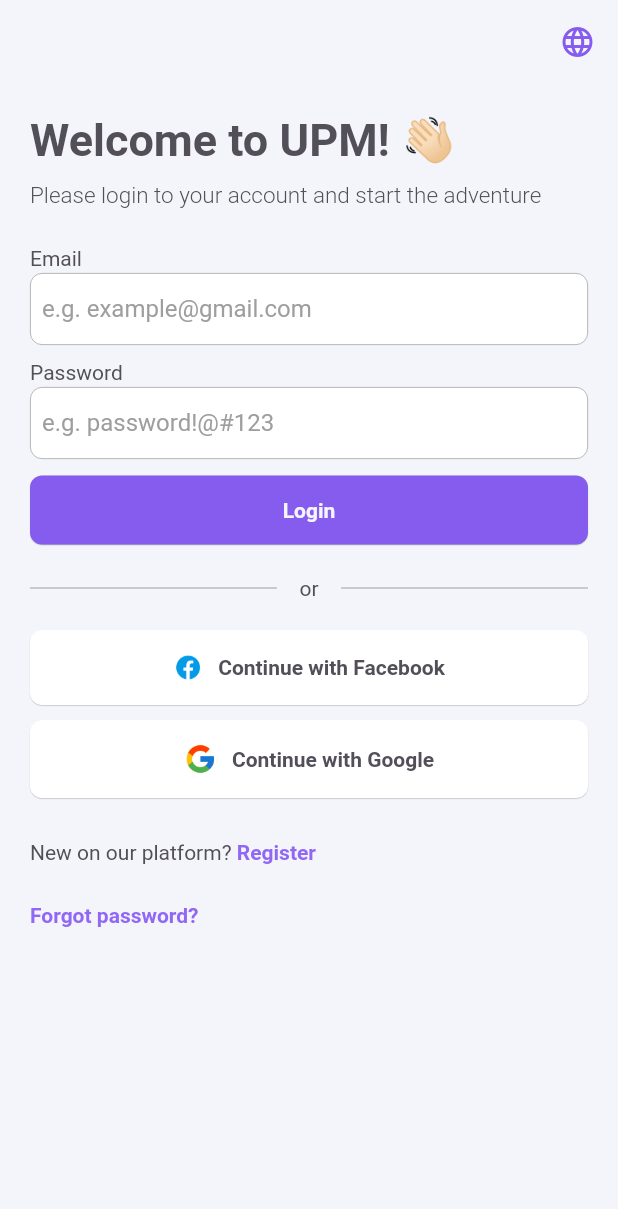
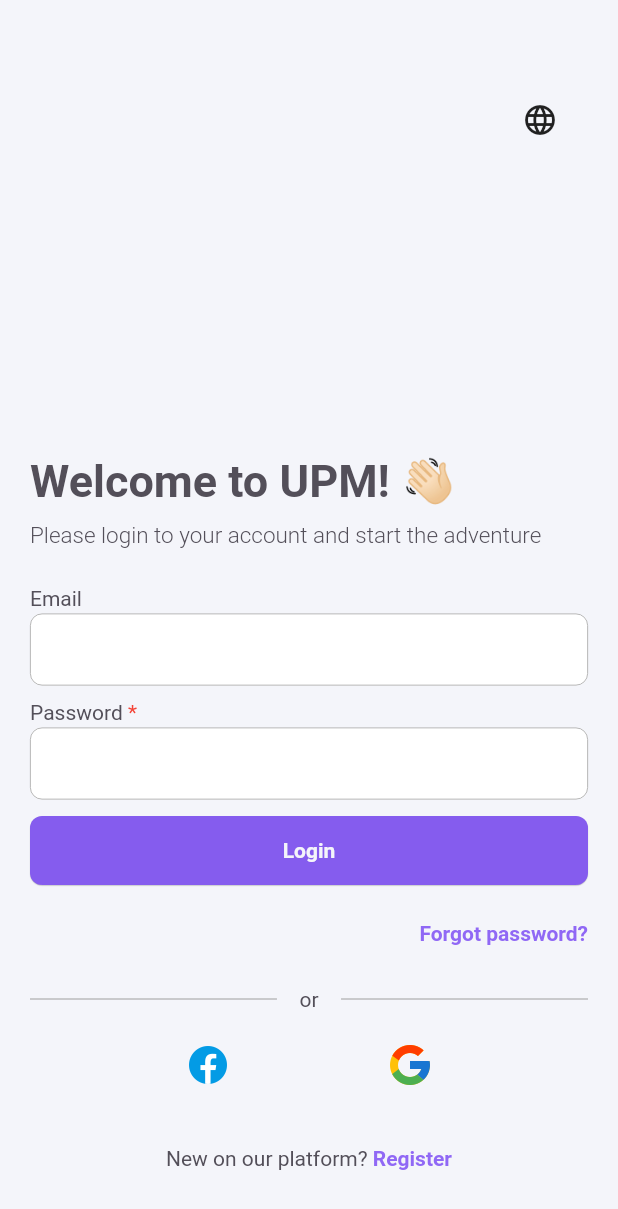
Before and after one commit to huyenph/FRD, a Flutter app: the screen it shows after launch, on a phone screen of 412 x 824 dp. Shown: the top 1209 px of the screen. Run offline on Flutter 3.47's test engine with Material 2 defaults, Android fonts, the phone set to English and light mode, and no system bars; our stand-ins replace chewie, dio, equatable, firebase_auth, firebase_core, firebase_messaging and 9 more; missing offline and left inert: flutter_facebook_auth; accounts and stored records are empty.

Commit message:
Update login UI

```diff
--- a/lib/modules/auth/blocs/auth_bloc.dart
+++ b/lib/modules/auth/blocs/auth_bloc.dart
@@ -3,6 +3,9 @@ part of authentication;
 class AuthBloc extends Bloc<AuthEvent, AuthState> {
   AuthBloc(this._authUseCase) : super(const OnSocialSignInState.unknown()) {
     on<OnSocialSignInEvent>(_onSocialSignInEvent);
+    on<OnTabChangeEvent>(
+      (event, emit) => emit(OnTabChangedState(event.tabIndex)),
+    );
   }
 
   final AuthUseCase _authUseCase;
--- a/lib/modules/auth/blocs/auth_event.dart
+++ b/lib/modules/auth/blocs/auth_event.dart
@@ -21,3 +21,12 @@ class OnSocialSignInEvent extends AuthEvent {
   @override
   List<Object?> get props => [options];
 }
+
+class OnTabChangeEvent extends AuthEvent {
+  const OnTabChangeEvent(this.tabIndex);
+
+  final int tabIndex;
+
+  @override
+  List<Object?> get props => [tabIndex];
+}
--- a/lib/modules/auth/blocs/auth_state.dart
+++ b/lib/modules/auth/blocs/auth_state.dart
@@ -38,3 +38,12 @@ class OnSocialSignInState extends AuthState {
   @override
   List<Object?> get props => [status, userCredential];
 }
+
+class OnTabChangedState extends AuthState {
+  const OnTabChangedState(this.tabIndex);
+
+  final int tabIndex;
+
+  @override
+  List<Object?> get props => [tabIndex];
+}
--- a/lib/modules/auth/screens/auth_screen.dart
+++ b/lib/modules/auth/screens/auth_screen.dart
@@ -9,7 +9,6 @@ import 'package:upm/modules/auth/domain/usecases/auth_usecase.dart';
 import 'package:upm/modules/auth/screens/forms/signin_form.dart';
 import 'package:upm/modules/auth/screens/forms/signup_form.dart';
 import 'package:upm/presentation/base/base_ui.dart';
-import 'package:upm/presentation/components/molecules/upm_app_bar.dart';
 
 List<Widget> forms = [
   SigninForm(),
@@ -46,38 +45,43 @@ class _AuthScreenState extends BaseState<AuthScreen>
 
   @override
   Widget buildBody(BuildContext context) {
-    return SingleChildScrollView(
+    return Stack(
+      children: [
+        SingleChildScrollView(
           child: Container(
-        height: MediaQuery.of(context).size.height - kToolbarHeight,
-        padding: const EdgeInsets.symmetric(vertical: AppSize.fieldSpacingL),
+            height: MediaQuery.of(context).size.height,
+            padding:
+                const EdgeInsets.symmetric(vertical: AppSize.fieldSpacingL),
             color: AppColors.backgroundLightColor,
             child: BlocProvider(
               create: (_) => AuthBloc(injector<AuthUseCase>()),
+              child: BlocListener<AuthBloc, AuthState>(
+                listener: (context, state) {
+                  if (state is OnTabChangedState) {
+                    _tabController.animateTo(state.tabIndex);
+                  }
+                },
                 child: TabBarView(
+                  physics: const NeverScrollableScrollPhysics(),
                   controller: _tabController,
                   children: forms,
                 ),
               ),
             ),
-    );
-  }
-
-  @override
-  PreferredSizeWidget? buildAppBar() => UpmAppBar(
-        title: '',
-        backgroundColor: AppColors.backgroundLightColor,
-        elevation: 0.0,
-        actions: [
-          GestureDetector(
-            onTap: () {},
-            child: const Padding(
-              padding: EdgeInsets.all(AppSize.fieldSpacingM),
-              child: Icon(
-                Icons.language_outlined,
-                color: AppColors.primaryColor,
           ),
+        ),
+        Positioned(
+          top: kToolbarHeight,
+          right: kToolbarHeight / 2,
+          child: IconButton(
+            onPressed: () {},
+            icon: const Icon(Icons.language_outlined),
           ),
         )
       ],
     );
   }
+
+  @override
+  PreferredSizeWidget? buildAppBar() => null;
+}
--- a/lib/modules/auth/screens/forms/signin_form.dart
+++ b/lib/modules/auth/screens/forms/signin_form.dart
@@ -4,7 +4,6 @@ import 'package:flutter/material.dart';
 import 'package:flutter_bloc/flutter_bloc.dart';
 import 'package:upm/common/app_colors.dart';
 import 'package:upm/common/app_size.dart';
-import 'package:upm/common/constants.dart';
 import 'package:upm/core/navigation/navigation_service.dart';
 import 'package:upm/di/injector_setup.dart';
 import 'package:upm/generated/l10n.dart';
@@ -13,7 +12,7 @@ import 'package:upm/presentation/components/atoms/upm_button.dart';
 import 'package:upm/presentation/components/atoms/upm_text.dart';
 import 'package:upm/presentation/components/atoms/upm_text_field.dart';
 
-const iconSize = 20.0;
+const iconSize = 32.0;
 
 class SigninForm extends StatelessWidget {
   SigninForm({Key? key}) : super(key: key);
@@ -28,10 +27,12 @@ class SigninForm extends StatelessWidget {
       builder: (context, state) {
         return SingleChildScrollView(
           child: Container(
+            height: MediaQuery.of(context).size.height - kToolbarHeight,
+            alignment: AlignmentDirectional.bottomCenter,
             margin:
                 const EdgeInsets.symmetric(horizontal: AppSize.fieldSpacingL),
             child: Column(
-              mainAxisAlignment: MainAxisAlignment.center,
+              mainAxisAlignment: MainAxisAlignment.end,
               crossAxisAlignment: CrossAxisAlignment.start,
               children: [
                 UpmText(
@@ -49,21 +50,36 @@ class SigninForm extends StatelessWidget {
                 UpmTextField(
                   controller: _emailController,
                   labelText: S.of(context).email,
-                  hintText: emailEg,
+                  // hintText: emailEg,
                   isRequired: false,
                 ),
                 const SizedBox(height: AppSize.fieldSpacingS),
                 UpmTextField(
                   controller: _passwordController,
                   labelText: S.of(context).password,
-                  hintText: passwordEg,
-                  isRequired: false,
+                  // hintText: passwordEg,
+                  isRequired: true,
                 ),
                 const SizedBox(height: AppSize.fieldSpacingS),
                 UpmButton(
                   onPressed: () {},
                   labelColor: AppColors.backgroundLightColor,
                   label: S.of(context).login,
+                ),
+                const SizedBox(height: AppSize.fieldSpacingM),
+                GestureDetector(
+                  onTap: (() {}),
+                  child: Padding(
+                    padding: const EdgeInsets.symmetric(vertical: 8.0),
+                    child: Align(
+                      alignment: AlignmentDirectional.centerEnd,
+                      child: UpmText(
+                        text: S.of(context).forgot_password,
+                        textColor: AppColors.primaryTextColor,
+                        fontWeight: FontWeight.bold,
+                      ),
+                    ),
+                  ),
                 ),
                 const SizedBox(height: AppSize.fieldSpacingL),
                 Row(
@@ -83,9 +99,9 @@ class SigninForm extends StatelessWidget {
                   ],
                 ),
                 const SizedBox(height: AppSize.fieldSpacingL),
-                ..._buildSignInOptions(context),
-                const SizedBox(height: AppSize.fieldSpacingL),
-                ..._buildSignupSection(context),
+                _buildSignInOptions(context),
+                const SizedBox(height: AppSize.fieldSpacingXXL),
+                _buildSignupSection(context),
               ],
             ),
           ),
@@ -94,55 +110,47 @@ class SigninForm extends StatelessWidget {
     );
   }
 
-  List<Widget> _buildSignInOptions(BuildContext context) => [
-        UpmButton(
-          onPressed: () {
+  Widget _buildSignInOptions(BuildContext context) => Row(
+        mainAxisAlignment: MainAxisAlignment.spaceEvenly,
+        crossAxisAlignment: CrossAxisAlignment.center,
+        children: [
+          GestureDetector(
+            onTap: () {
               injector<NavigationService>().replaceTo('/home', arguments: null);
-            // Navigator.pushReplacementNamed(context, '/home', arguments: null);
-            // context.read<AuthBloc>().add(
-            //       const OnSocialSignInEvent(SocialSignInEventOptions.facebook),
-            //     );
             },
-          label: S.of(context).continue_with_facebook,
-          backgroundColor: AppColors.cardLightColor,
-          startIcon: Image.asset(
+            child: Image.asset(
               'assets/icons/ic_facebook.png',
               height: iconSize,
               width: iconSize,
             ),
           ),
-        const SizedBox(height: AppSize.fieldSpacingS),
-        UpmButton(
-          onPressed: () {
+          GestureDetector(
+            onTap: () {
               context.read<AuthBloc>().add(
                     const OnSocialSignInEvent(SocialSignInEventOptions.google),
                   );
             },
-          label: S.of(context).continue_with_google,
-          backgroundColor: AppColors.cardLightColor,
-          startIcon: Image.asset(
+            child: Image.asset(
               'assets/icons/ic_google.png',
-            height: 22.0,
-            width: 22.0,
+              height: iconSize,
+              width: iconSize,
             ),
           ),
           if (Platform.isIOS) ...[
-          const SizedBox(height: AppSize.fieldSpacingS),
-          UpmButton(
-            onPressed: () {},
-            label: S.of(context).continue_with_apple,
-            backgroundColor: AppColors.cardLightColor,
-            startIcon: Image.asset(
+            GestureDetector(
+              onTap: () {},
+              child: Image.asset(
                 'assets/icons/ic_apple.png',
-              height: 22.0,
-              width: 22.0,
+                height: iconSize,
+                width: iconSize,
               ),
             ),
           ],
-      ];
+        ],
+      );
 
-  List<Widget> _buildSignupSection(BuildContext context) => [
-        RichText(
+  Widget _buildSignupSection(BuildContext context) => Center(
+        child: RichText(
           text: TextSpan(
             text: S.of(context).new_on_platform,
             style: const TextStyle(color: AppColors.textColor),
@@ -150,7 +158,9 @@ class SigninForm extends StatelessWidget {
               WidgetSpan(
                 alignment: PlaceholderAlignment.middle,
                 child: GestureDetector(
-                  onTap: () {},
+                  onTap: () {
+                    context.read<AuthBloc>().add(const OnTabChangeEvent(1));
+                  },
                   child: Padding(
                     padding: const EdgeInsets.symmetric(vertical: 8.0),
                     child: UpmText(
@@ -164,17 +174,5 @@ class SigninForm extends StatelessWidget {
             ],
           ),
         ),
-        const SizedBox(height: AppSize.fieldSpacingS),
-        GestureDetector(
-          onTap: (() {}),
-          child: Padding(
-            padding: const EdgeInsets.symmetric(vertical: 8.0),
-            child: UpmText(
-              text: S.of(context).forgot_password,
-              textColor: AppColors.primaryTextColor,
-              fontWeight: FontWeight.bold,
-            ),
-          ),
-        )
-      ];
+      );
 }
```
Also changed, not shown: lib/modules/auth/screens/forms/signup_form.dart (+52 -31 lines). Lines whose indentation alone changed are shown as unchanged.
